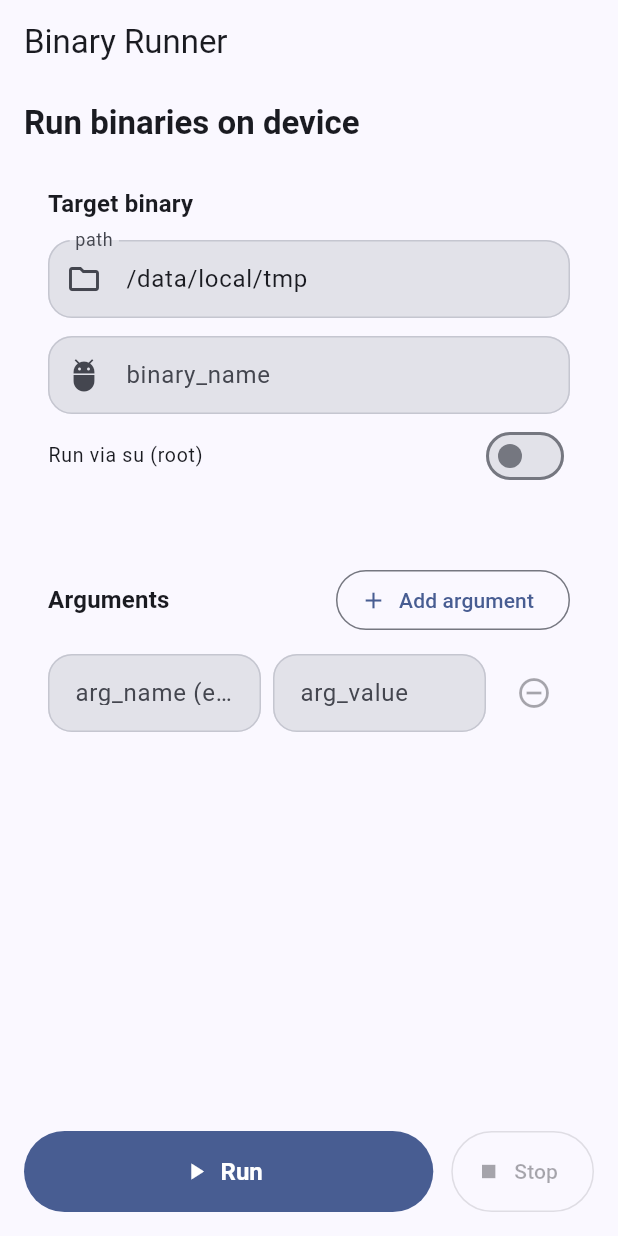
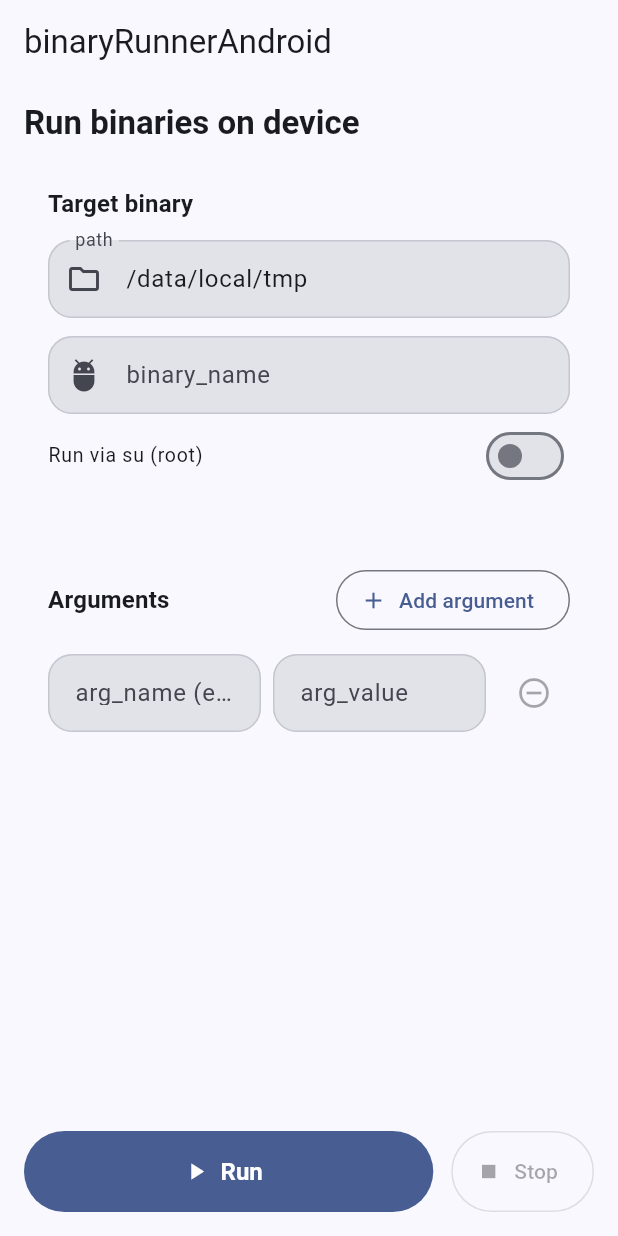
Before and after one commit to Maxx0x1/BinaryRunnerAndroid, a Flutter app: the screen it shows after launch, on a phone screen of 412 x 824 dp. Run offline on Flutter 3.47's test engine with Material 3 defaults, Android fonts, the phone set to English and light mode, and no system bars.

Commit message:
chore: rename app label/title to binaryRunnerAndroid; rebuild APK asset

```diff
--- a/lib/main.dart
+++ b/lib/main.dart
@@ -14,7 +14,7 @@ class OneScreenApp extends StatelessWidget {
       brightness: Brightness.light,
     );
     return MaterialApp(
-      title: 'Binary Runner',
+      title: 'binaryRunnerAndroid',
       debugShowCheckedModeBanner: false,
       home: const OneScreen(),
       theme: ThemeData(
@@ -167,7 +167,7 @@ class _OneScreenState extends State<OneScreen> {
     final mono = const TextStyle(fontFamily: 'monospace', fontSize: 13);
 
     return Scaffold(
-      appBar: AppBar(title: const Text('Binary Runner')),
+      appBar: AppBar(title: const Text('binaryRunnerAndroid')),
       body: SafeArea(
         child: Column(
           children: [
```
Also changed, not shown: 1 other file.
